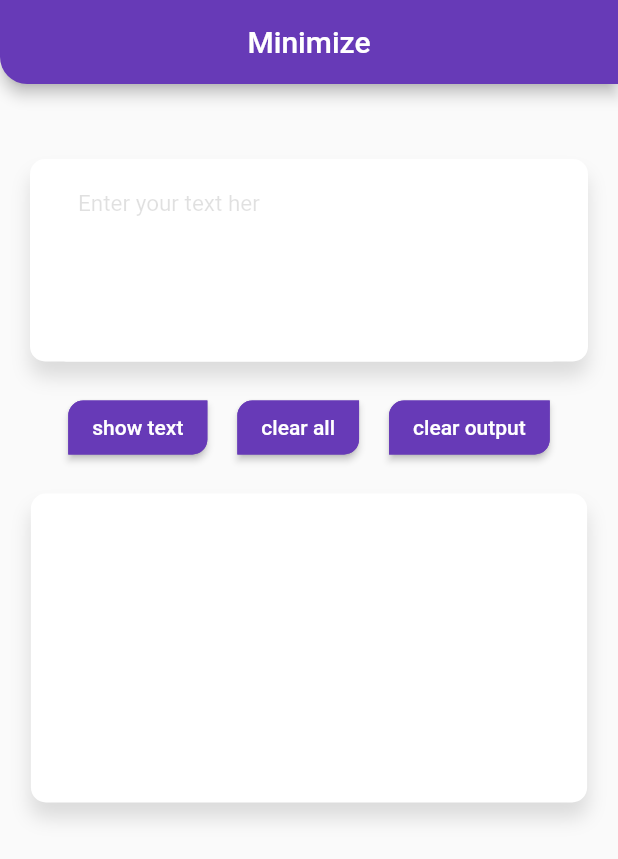
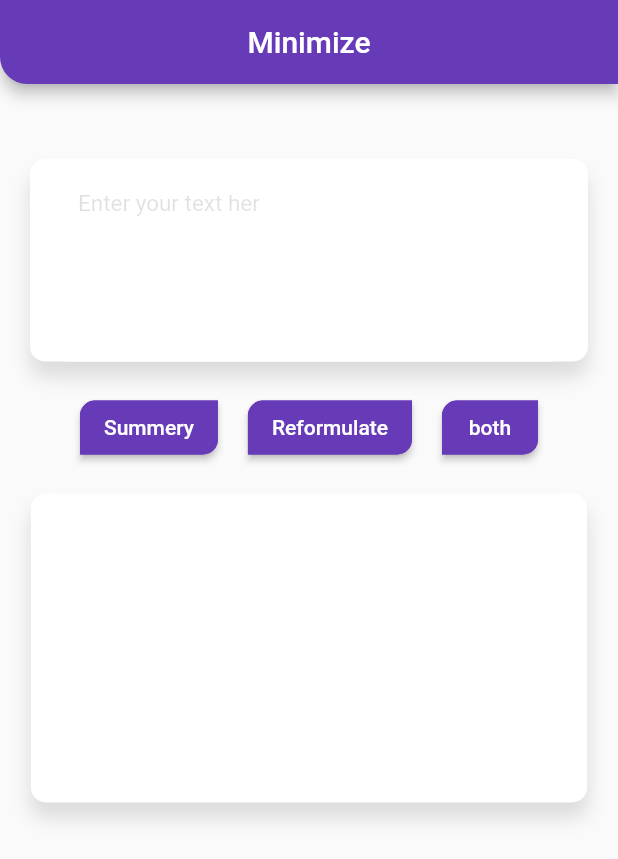
Before and after one commit to Opadaibra/textviewer, a Flutter app: the screen it shows after launch, on a phone screen of 412 x 824 dp. Shown: the top 859 px of the screen. Run offline on Flutter 3.47's test engine with Material 2 defaults, Android fonts, the phone set to English and light mode, and no system bars.

```diff
--- a/lib/HomePage.dart
+++ b/lib/HomePage.dart
@@ -85,21 +85,22 @@ class _HomebodyState extends State<Homebody> {
             onPressed: showtext,
             //color: Themecolor,
             style: buttonStyle,
-            child: Text("show text"),
+            child: Text("Summery"),
           ),
           Padding(padding: EdgeInsets.symmetric(horizontal: 10)),
           ElevatedButton(
             onPressed: cleartext,
             //color: Themecolor,
             style: buttonStyle,
-            child: Text("clear all"),
+            child: Text("Reformulate"),
           ),
           Padding(padding: EdgeInsets.symmetric(horizontal: 10)),
           ElevatedButton(
             onPressed: clearoutput,
             //color: Themecolor,
             style: buttonStyle,
-            child: Text("clear output"),
+
+            child: Text("both"),
           ),
         ],
       ),
```
